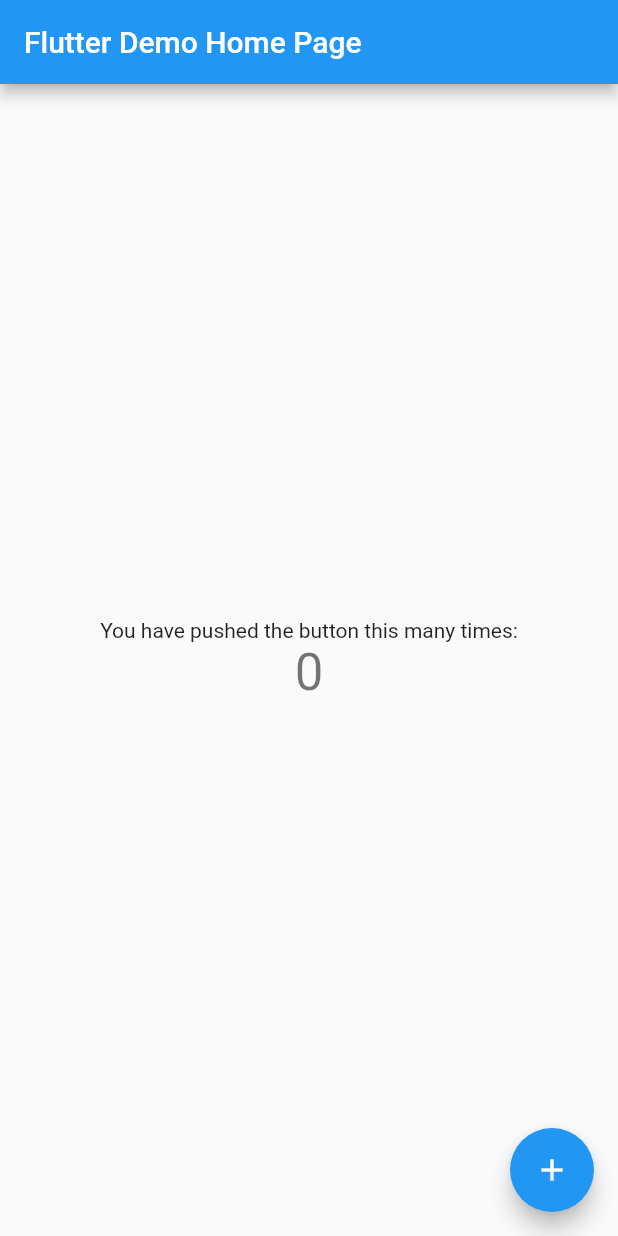
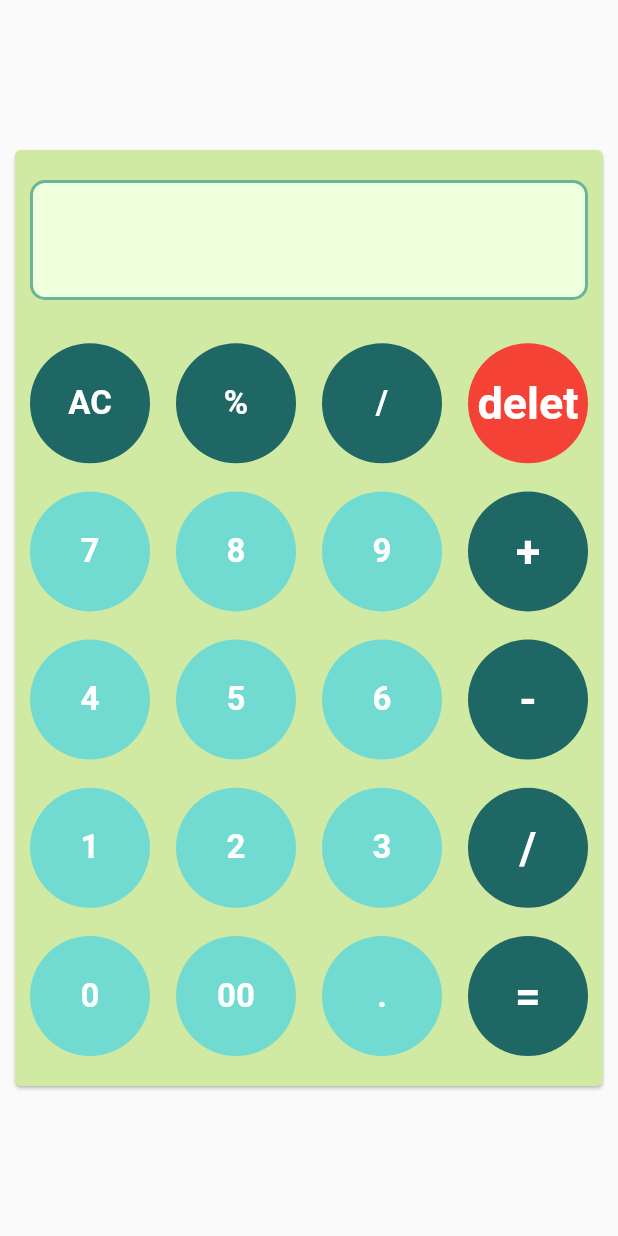
Before and after one commit to JamersonCarlos/flutter_calculator, a Flutter app: the screen it shows after launch, on a phone screen of 412 x 824 dp. Run offline on Flutter 3.47's test engine with Material 2 defaults, Android fonts, the phone set to English and light mode, and no system bars.

Commit message:
calculator interface completed

```diff
--- a/lib/main.dart
+++ b/lib/main.dart
@@ -1,4 +1,5 @@
 import 'package:flutter/material.dart';
+import 'package:flutter_calculator/pages/calculator.dart';
 
 void main() {
   runApp(const MyApp());
@@ -7,109 +8,11 @@ void main() {
 class MyApp extends StatelessWidget {
   const MyApp({super.key});
 
-  // This widget is the root of your application.
   @override
   Widget build(BuildContext context) {
-    return MaterialApp(
-      title: 'Flutter Demo',
-      theme: ThemeData(
-        // This is the theme of your application.
-        //
-        // Try running your application with "flutter run". You'll see the
-        // application has a blue toolbar. Then, without quitting the app, try
-        // changing the primarySwatch below to Colors.green and then invoke
-        // "hot reload" (press "r" in the console where you ran "flutter run",
-        // or simply save your changes to "hot reload" in a Flutter IDE).
-        // Notice that the counter didn't reset back to zero; the application
-        // is not restarted.
-        primarySwatch: Colors.blue,
-      ),
-      home: const MyHomePage(title: 'Flutter Demo Home Page'),
+    return const MaterialApp(
+      debugShowCheckedModeBanner: false,
+      home: Calculator(),
     );
   }
 }
-
-class MyHomePage extends StatefulWidget {
-  const MyHomePage({super.key, required this.title});
-
-  // This widget is the home page of your application. It is stateful, meaning
-  // that it has a State object (defined below) that contains fields that affect
-  // how it looks.
-
-  // This class is the configuration for the state. It holds the values (in this
-  // case the title) provided by the parent (in this case the App widget) and
-  // used by the build method of the State. Fields in a Widget subclass are
-  // always marked "final".
-
-  final String title;
-
-  @override
-  State<MyHomePage> createState() => _MyHomePageState();
-}
-
-class _MyHomePageState extends State<MyHomePage> {
-  int _counter = 0;
-
-  void _incrementCounter() {
-    setState(() {
-      // This call to setState tells the Flutter framework that something has
-      // changed in this State, which causes it to rerun the build method below
-      // so that the display can reflect the updated values. If we changed
-      // _counter without calling setState(), then the build method would not be
-      // called again, and so nothing would appear to happen.
-      _counter++;
-    });
-  }
-
-  @override
-  Widget build(BuildContext context) {
-    // This method is rerun every time setState is called, for instance as done
-    // by the _incrementCounter method above.
-    //
-    // The Flutter framework has been optimized to make rerunning build methods
-    // fast, so that you can just rebuild anything that needs updating rather
-    // than having to individually change instances of widgets.
-    return Scaffold(
-      appBar: AppBar(
-        // Here we take the value from the MyHomePage object that was created by
-        // the App.build method, and use it to set our appbar title.
-        title: Text(widget.title),
-      ),
-      body: Center(
-        // Center is a layout widget. It takes a single child and positions it
-        // in the middle of the parent.
-        child: Column(
-          // Column is also a layout widget. It takes a list of children and
-          // arranges them vertically. By default, it sizes itself to fit its
-          // children horizontally, and tries to be as tall as its parent.
-          //
-          // Invoke "debug painting" (press "p" in the console, choose the
-          // "Toggle Debug Paint" action from the Flutter Inspector in Android
-          // Studio, or the "Toggle Debug Paint" command in Visual Studio Code)
-          // to see the wireframe for each widget.
-          //
-          // Column has various properties to control how it sizes itself and
-          // how it positions its children. Here we use mainAxisAlignment to
-          // center the children vertically; the main axis here is the vertical
-          // axis because Columns are vertical (the cross axis would be
-          // horizontal).
-          mainAxisAlignment: MainAxisAlignment.center,
-          children: <Widget>[
-            const Text(
-              'You have pushed the button this many times:',
-            ),
-            Text(
-              '$_counter',
-              style: Theme.of(context).textTheme.headline4,
-            ),
-          ],
-        ),
-      ),
-      floatingActionButton: FloatingActionButton(
-        onPressed: _incrementCounter,
-        tooltip: 'Increment',
-        child: const Icon(Icons.add),
-      ), // This trailing comma makes auto-formatting nicer for build methods.
-    );
-  }
-}
--- /dev/null
+++ b/lib/pages/calculator.dart
@@ -0,0 +1,183 @@
+import 'package:flutter/material.dart';
+
+class Calculator extends StatefulWidget {
+  const Calculator({super.key});
+
+  @override
+  State<Calculator> createState() => _CalculatorState();
+}
+
+class _CalculatorState extends State<Calculator> {
+  String displayText = "";
+
+  @override
+  Widget build(BuildContext context) {
+    return Scaffold(
+      body: Center(
+        child: Card(
+          margin:
+              const EdgeInsets.only(top: 100, bottom: 100, left: 10, right: 10),
+          color: const Color(0xFFd0eaa3),
+          child: Column(
+            mainAxisAlignment: MainAxisAlignment.spaceBetween,
+            children: [
+              Row(
+                children: [
+                  Expanded(
+                    child: Container(
+                      margin: const EdgeInsets.fromLTRB(10, 20, 10, 10),
+                      padding: const EdgeInsets.all(30),
+                      decoration: BoxDecoration(
+                        color: const Color(0xFFeeffdb),
+                        border: Border.all(
+                          color: const Color(0xFF6bb39b),
+                          width: 2,
+                        ),
+                        borderRadius: BorderRadius.circular(10),
+                      ),
+                      child: Text(
+                        displayText,
+                        textAlign: TextAlign.right,
+                      ),
+                    ),
+                  ),
+                ],
+              ),
+              Row(
+                mainAxisAlignment: MainAxisAlignment.spaceBetween,
+                children: [
+                  createButton(
+                      elementButton: "AC",
+                      colorButton: const Color(0xFF1f6764),
+                      paddingLeft: 10),
+                  createButton(
+                      elementButton: "%", colorButton: const Color(0xFF1f6764)),
+                  createButton(
+                      elementButton: "/", colorButton: const Color(0xFF1f6764)),
+                  createButton(
+                      elementButton: "delet",
+                      colorButton: Colors.red,
+                      paddingRight: 10,
+                      fontSize: 30),
+                ],
+              ),
+              Row(
+                mainAxisAlignment: MainAxisAlignment.spaceBetween,
+                children: [
+                  createButton(
+                      elementButton: "7",
+                      colorButton: const Color(0xFF71dbd2),
+                      paddingLeft: 10),
+                  createButton(
+                      elementButton: "8", colorButton: const Color(0xFF71dbd2)),
+                  createButton(
+                      elementButton: "9", colorButton: const Color(0xFF71dbd2)),
+                  createButton(
+                      elementButton: "+",
+                      colorButton: const Color(0xFF1f6764),
+                      paddingRight: 10,
+                      fontSize: 30),
+                ],
+              ),
+              Row(
+                mainAxisAlignment: MainAxisAlignment.spaceBetween,
+                children: [
+                  createButton(
+                      elementButton: "4",
+                      colorButton: const Color(0xFF71dbd2),
+                      paddingLeft: 10),
+                  createButton(
+                      elementButton: "5", colorButton: const Color(0xFF71dbd2)),
+                  createButton(
+                      elementButton: "6", colorButton: const Color(0xFF71dbd2)),
+                  createButton(
+                      elementButton: "-",
+                      colorButton: const Color(0xFF1f6764),
+                      paddingRight: 10,
+                      fontSize: 30),
+                ],
+              ),
+              Row(
+                mainAxisAlignment: MainAxisAlignment.spaceBetween,
+                children: [
+                  createButton(
+                      elementButton: "1",
+                      colorButton: const Color(0xFF71dbd2),
+                      paddingLeft: 10),
+                  createButton(
+                      elementButton: "2", colorButton: const Color(0xFF71dbd2)),
+                  createButton(
+                      elementButton: "3", colorButton: const Color(0xFF71dbd2)),
+                  createButton(
+                      elementButton: "/",
+                      colorButton: const Color(0xFF1f6764),
+                      paddingRight: 10,
+                      fontSize: 30),
+                ],
+              ),
+              Row(
+                mainAxisAlignment: MainAxisAlignment.spaceBetween,
+                children: [
+                  createButton(
+                      elementButton: "0",
+                      colorButton: const Color(0xFF71dbd2),
+                      paddingLeft: 10,
+                      paddingBottom: 20),
+                  createButton(
+                    elementButton: "00",
+                    colorButton: const Color(0xFF71dbd2),
+                    paddingBottom: 20,
+                  ),
+                  createButton(
+                    elementButton: ".",
+                    colorButton: const Color(0xFF71dbd2),
+                    paddingBottom: 20,
+                  ),
+                  createButton(
+                      elementButton: "=",
+                      colorButton: const Color(0xFF1f6764),
+                      paddingRight: 10,
+                      fontSize: 30,
+                      paddingBottom: 20),
+                ],
+              ),
+            ],
+          ),
+        ),
+      ),
+    );
+  }
+
+  Widget createButton(
+      {required String elementButton,
+      required Color colorButton,
+      double? paddingLeft,
+      double? paddingRight,
+      double? paddingBottom,
+      double? fontSize}) {
+    return Padding(
+      padding: EdgeInsets.only(
+          left: paddingLeft ?? 0,
+          right: paddingRight ?? 0,
+          bottom: paddingBottom ?? 0),
+      child: Container(
+        width: 80,
+        height: 80,
+        decoration: BoxDecoration(
+          shape: BoxShape.circle,
+          color: colorButton,
+        ),
+        child: Center(
+          child: Text(
+            elementButton,
+            style: TextStyle(
+              color: Colors.white,
+              fontSize: fontSize ?? 22,
+              fontWeight: FontWeight.w700,
+            ),
+          ),
+        ),
+      ),
+    );
+  }
+}
```
